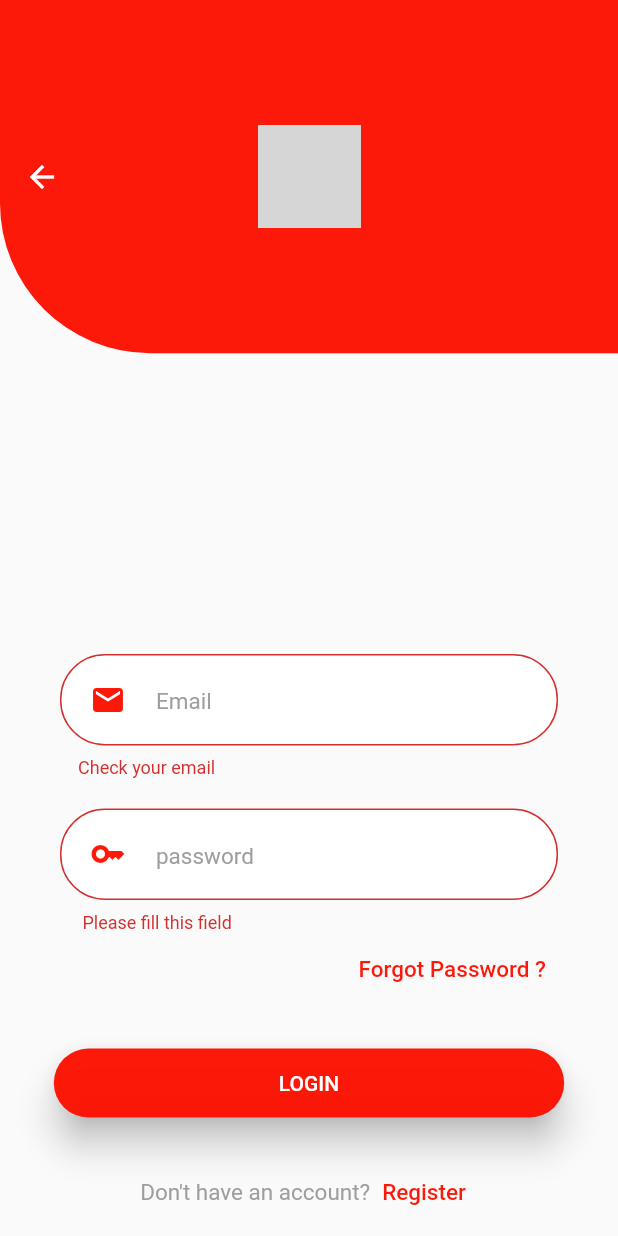
After one commit to pranavpv773/tournament_lotting, a Flutter app: the LoginScreen screen opened directly, after a tap on "LOGIN", on a phone screen of 412 x 824 dp. The commit adds this screen. Run offline on Flutter 3.47's test engine with Material 2 defaults, Android fonts, the phone set to English and light mode, and no system bars; our stand-ins replace cloud_firestore, firebase_auth, firebase_core, top_snackbar_flutter; missing offline and left inert: swipeable_page_route; accounts and stored records are empty; network calls fail; grey boxes are pictures that could not be loaded.

Commit message:
Login added

```diff
--- /dev/null
+++ b/lib/app/login/view/login_screen.dart
@@ -0,0 +1,57 @@
+import 'package:flutter/material.dart';
+import 'package:tournament_lotter/app/constants/colors/colors.dart';
+import 'widgets/login_text.dart';
+import 'widgets/login_text_forms.dart';
+
+class LoginScreen extends StatelessWidget {
+  const LoginScreen({Key? key}) : super(key: key);
+
+  @override
+  Widget build(BuildContext context) {
+    MediaQuery.of(context).size.height;
+    MediaQuery.of(context).size.width;
+    return Scaffold(
+      resizeToAvoidBottomInset: false,
+      appBar: AppBar(
+        elevation: 0,
+        backgroundColor: kPrimary,
+        toolbarHeight: MediaQuery.of(context).size.height / 3.5,
+        shape: const RoundedRectangleBorder(
+          borderRadius: BorderRadius.only(
+            bottomRight: Radius.circular(0),
+            bottomLeft: Radius.circular(100),
+          ),
+        ),
+        title: Image.asset(
+          "assets/logo.png",
+          width: MediaQuery.of(context).size.width / 6,
+        ),
+        centerTitle: true,
+      ),
+      body: Column(
+        mainAxisAlignment: MainAxisAlignment.end,
+        children: [
+          const LoginTextforms(),
+          Padding(
+            padding: const EdgeInsets.symmetric(vertical: 5.0),
+            child: Row(
+              mainAxisAlignment: MainAxisAlignment.center,
+              children: [
+                Text(
+                  "Don't have an account?",
+                  style: TextStyle(
+                    color: kGrey,
+                    fontSize: 15,
+                  ),
+                ),
+                const LoginTextButton(
+                  text: "Register",
+                ),
+              ],
+            ),
+          ),
+        ],
+      ),
+    );
+  }
+}
--- /dev/null
+++ b/lib/app/login/view/widgets/login_buttons.dart
@@ -0,0 +1,43 @@
+import 'package:flutter/material.dart';
+import 'package:provider/provider.dart';
+import 'package:tournament_lotter/app/login/view_model/login_provider.dart';
+
+class LoginButtons extends StatelessWidget {
+  const LoginButtons(
+      {Key? key,
+      required this.primary,
+      required this.text,
+      required this.email,
+      required this.password})
+      : super(key: key);
+  final Color primary;
+  final String text;
+  final String email;
+  final String password;
+  @override
+  Widget build(BuildContext context) {
+    return ElevatedButton(
+      style: ElevatedButton.styleFrom(
+        padding: const EdgeInsets.symmetric(
+          horizontal: 150,
+          vertical: 15,
+        ),
+        primary: primary,
+        elevation: 10,
+        shape: RoundedRectangleBorder(
+          borderRadius: BorderRadius.circular(
+            30,
+          ),
+        ),
+      ),
+      onPressed: (() async {
+        context
+            .read<LoginProvider>()
+            .onTabLoginFunction(context, email, password);
+      }),
+      child: Text(
+        text,
+      ),
+    );
+  }
+}
--- /dev/null
+++ b/lib/app/login/view/widgets/login_text.dart
@@ -0,0 +1,30 @@
+import 'package:flutter/material.dart';
+import 'package:swipeable_page_route/swipeable_page_route.dart';
+import 'package:tournament_lotter/app/constants/colors/colors.dart';
+import 'package:tournament_lotter/app/register/view/register.dart';
+
+class LoginTextButton extends StatelessWidget {
+  const LoginTextButton({Key? key, required this.text}) : super(key: key);
+  final String text;
+  @override
+  Widget build(BuildContext context) {
+    return TextButton(
+      onPressed: () {
+        Navigator.of(context).push(
+          SwipeablePageRoute(
+            builder: (ctx) {
+              return const RegisterApp();
+            },
+          ),
+        );
+      },
+      child: Text(
+        text,
+        style: TextStyle(
+          color: kPrimary,
+          fontSize: 15,
+        ),
+      ),
+    );
+  }
+}
--- /dev/null
+++ b/lib/app/login/view/widgets/login_text_forms.dart
@@ -0,0 +1,203 @@
+// ignore_for_file: body_might_complete_normally_nullable
+
+import 'package:flutter/material.dart';
+import 'package:provider/provider.dart';
+import 'package:tournament_lotter/app/constants/colors/colors.dart';
+import 'package:tournament_lotter/app/login/view_model/login_provider.dart';
+import 'login_text.dart';
+
+class LoginTextforms extends StatelessWidget {
+  const LoginTextforms({
+    Key? key,
+  }) : super(key: key);
+
+  @override
+  Widget build(BuildContext context) {
+    return Form(
+      key: context.read<LoginProvider>().formKey,
+      child: Column(
+        children: [
+          Padding(
+            padding: const EdgeInsets.only(top: 20, right: 40, left: 40),
+            child: TextFormField(
+              validator: (input) =>
+                  context.read<LoginProvider>().isValidEmail(input!)
+                      ? null
+                      : "Check your email",
+              keyboardType: TextInputType.emailAddress,
+              controller: context.read<LoginProvider>().email,
+              style: TextStyle(
+                color: kGrey,
+                fontSize: 18,
+              ),
+              decoration: InputDecoration(
+                fillColor: kWhite,
+                filled: true,
+                prefixIcon: Padding(
+                  padding: const EdgeInsets.symmetric(horizontal: 20.0),
+                  child: Icon(
+                    Icons.mail,
+                    color: kPrimary,
+                  ),
+                ),
+                enabledBorder: OutlineInputBorder(
+                  borderRadius: BorderRadius.circular(30),
+                  borderSide: const BorderSide(
+                    color: Colors.grey,
+                    width: 2.0,
+                  ),
+                ),
+                focusedBorder: OutlineInputBorder(
+                  borderRadius: BorderRadius.circular(30),
+                  borderSide: const BorderSide(
+                    color: Colors.teal,
+                    width: 2.0,
+                  ),
+                ),
+                border: OutlineInputBorder(
+                  borderRadius: BorderRadius.circular(30),
+                  borderSide: const BorderSide(
+                    width: 2.0,
+                  ),
+                ),
+                hintText: "Email",
+                hintStyle: TextStyle(
+                  fontSize: 15,
+                  color: kGrey,
+                ),
+              ),
+            ),
+          ),
+          Padding(
+            padding: const EdgeInsets.only(top: 20, right: 40, left: 40),
+            child: TextFormField(
+              validator: (value) {
+                if (value!.isEmpty) {
+                  return " Please fill this field";
+                } else if (value.length < 6) {
+                  return " Password is less than six";
+                }
+              },
+              controller: context.read<LoginProvider>().password,
+              style: TextStyle(
+                color: kGrey,
+                fontSize: 18,
+              ),
+              obscuringCharacter: '*',
+              obscureText: true,
+              decoration: InputDecoration(
+                fillColor: kWhite,
+                filled: true,
+                prefixIcon: Padding(
+                  padding: const EdgeInsets.symmetric(horizontal: 20.0),
+                  child: Icon(
+                    Icons.key,
+                    color: kPrimary,
+                  ),
+                ),
+                enabledBorder: OutlineInputBorder(
+                  borderRadius: BorderRadius.circular(30),
+                  borderSide: const BorderSide(
+                    color: Colors.grey,
+                    width: 2.0,
+                  ),
+                ),
+                focusedBorder: OutlineInputBorder(
+                  borderRadius: BorderRadius.circular(30),
+                  borderSide: const BorderSide(
+                    color: Colors.teal,
+                    width: 2.0,
+                  ),
+                ),
+                border: OutlineInputBorder(
+                  borderRadius: BorderRadius.circular(30),
+                  borderSide: const BorderSide(
+                    width: 2.0,
+                  ),
+                ),
+                hintText: "password",
+                hintStyle: TextStyle(
+                  fontSize: 15,
+                  color: kGrey,
+                ),
+              ),
+            ),
+          ),
+          Padding(
+            padding: const EdgeInsets.only(right: 40.0),
+            child: Row(
+              mainAxisAlignment: MainAxisAlignment.end,
+              children: const [
+                LoginTextButton(
+                  text: 'Forgot Password ?',
+                ),
+              ],
+            ),
+          ),
+          Column(
+            mainAxisAlignment: MainAxisAlignment.spaceEvenly,
+            children: [
+              Padding(
+                padding: const EdgeInsets.only(top: 28.0),
+                child: ElevatedButton(
+                  style: ElevatedButton.styleFrom(
+                    padding: const EdgeInsets.symmetric(
+                      horizontal: 150,
+                      vertical: 15,
+                    ),
+                    primary: kPrimary,
+                    elevation: 10,
+                    shape: RoundedRectangleBorder(
+                      borderRadius: BorderRadius.circular(
+                        30,
+                      ),
+                    ),
+                  ),
+                  onPressed: (() async {
+                    context.read<LoginProvider>().onTabLoginFunction(
+                        context,
+                        context.read<LoginProvider>().email.text,
+                        context.read<LoginProvider>().password.text);
+                  }),
+                  child: const Text(
+                    "LOGIN",
+                  ),
+                ),
+              ),
+              // const Padding(
+              //   padding: EdgeInsets.only(top: 18.0),
+              //   child: Center(
+              //     child: Text(
+              //       "OR",
+              //     ),
+              //   ),
+              // ),
+              // Row(
+              //   mainAxisAlignment: MainAxisAlignment.spaceEvenly,
+              //   children: const [
+              //     Padding(
+              //       padding: EdgeInsets.only(top: 13.0),
+              //       child: SocialIcons(
+              //         primary: Colors.blue,
+              //         text: ' GOOGLE',
+              //       ),
+              //     ),
+              //     Padding(
+              //       padding: EdgeInsets.only(top: 13.0),
+              //       child: SocialIcons(
+              //         primary: Colors.black,
+              //         text: ' TWITTER',
+              //       ),
+              //     ),
+              //   ],
+              // ),
+            ],
+          ),
+          const SizedBox(
+            height: 20,
+          )
+        ],
+      ),
+    );
+  }
+}
--- /dev/null
+++ b/lib/app/login/view/widgets/social_icons.dart
@@ -0,0 +1,32 @@
+import 'package:flutter/material.dart';
+
+class SocialIcons extends StatelessWidget {
+  const SocialIcons({Key? key, required this.primary, required this.text})
+      : super(key: key);
+  final Color primary;
+  final String text;
+  @override
+  Widget build(BuildContext context) {
+    return ElevatedButton(
+      style: ElevatedButton.styleFrom(
+        padding: const EdgeInsets.symmetric(
+          horizontal: 15,
+          vertical: 10,
+        ),
+        primary: primary,
+        elevation: 10,
+        shape: RoundedRectangleBorder(
+          borderRadius: BorderRadius.circular(
+            30,
+          ),
+        ),
+      ),
+      onPressed: (() {
+        // checkLogin(context);
+      }),
+      child: Text(
+        text,
+      ),
+    );
+  }
+}
--- /dev/null
+++ b/lib/app/login/view_model/login_provider.dart
@@ -0,0 +1,46 @@
+import 'package:firebase_auth/firebase_auth.dart';
+import 'package:flutter/material.dart';
+import 'package:provider/provider.dart';
+import 'package:tournament_lotter/app/utility/view/auth_services.dart';
+import 'package:tournament_lotter/app/utility/view_model/snack_provider.dart';
+
+class LoginProvider with ChangeNotifier {
+  final userName = TextEditingController();
+  final confirmPassword = TextEditingController();
+  final email = TextEditingController();
+  final phoneNumber = TextEditingController();
+  final formKey = GlobalKey<FormState>();
+  final password = TextEditingController();
+  onTabLoginFunction(
+      BuildContext context, String emailFn, String passwordFn) async {
+    if (formKey.currentState!.validate()) {
+      try {
+        await AuthServices.auth
+            .signInWithEmailAndPassword(email: emailFn, password: passwordFn)
+            .then(
+              (value) => {
+                context.read<AuthServices>().getDataFromCloud(context),
+              },
+            );
+        notifyListeners();
+        email.clear();
+        password.clear();
+      } on FirebaseAuthException catch (e) {
+        context.read<SnackTProvider>().errorBox(
+              context,
+              e.message.toString(),
+            );
+      }
+    }
+  }
+
+  Future<void> logOut(BuildContext context) async {
+    await AuthServices.auth.signOut();
+  }
+
+  bool isValidEmail(String input) {
+    return RegExp(
+            r'^(([^<>()[\]\\.,;:\s@\"]+(\.[^<>()[\]\\.,;:\s@\"]+)*)|(\".+\"))@((\[[0-9]{1,3}\.[0-9]{1,3}\.[0-9]{1,3}\.[0-9]{1,3}\])|(([a-zA-Z\-0-9]+\.)+[a-zA-Z]{2,}))$')
+        .hasMatch(input);
+  }
+}
--- a/lib/main.dart
+++ b/lib/main.dart
@@ -1,6 +1,7 @@
 import 'package:firebase_core/firebase_core.dart';
 import 'package:flutter/material.dart';
 import 'package:provider/provider.dart';
+import 'package:tournament_lotter/app/login/view_model/login_provider.dart';
 import 'package:tournament_lotter/app/register/view_model/register_provider.dart';
 import 'package:tournament_lotter/app/routes/routes.dart';
 import 'package:tournament_lotter/app/splash/view/splash.dart';
@@ -34,6 +35,9 @@ class MyApp extends StatelessWidget {
         ChangeNotifierProvider(
           create: (create) => SnackTProvider(),
         ),
+        ChangeNotifierProvider(
+          create: (create) => LoginProvider(),
+        ),
       ],
       child: MaterialApp(
         navigatorKey: RoutesProvider.navigatorKey,
--- a/pubspec.yaml
+++ b/pubspec.yaml
@@ -39,6 +39,7 @@ dependencies:
   firebase_core: ^1.22.0
   cloud_firestore: ^3.4.7
   top_snackbar_flutter: ^2.1.1
+  swipeable_page_route: ^0.2.6
 
 
 dev_dependencies:
```
Also changed, not shown: pubspec.lock.
